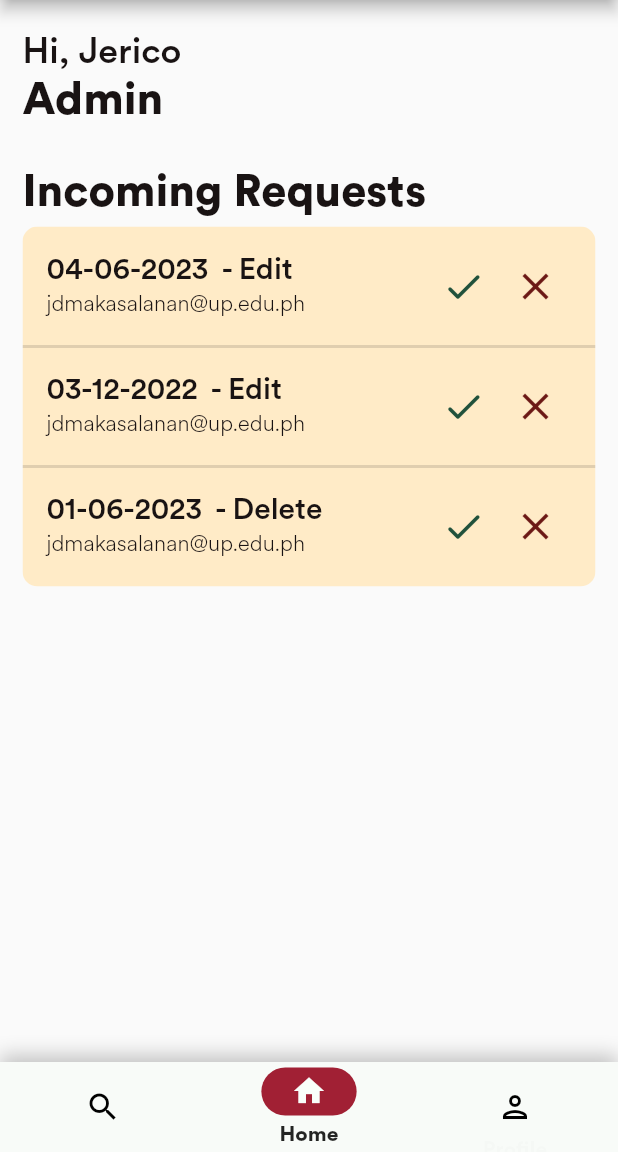
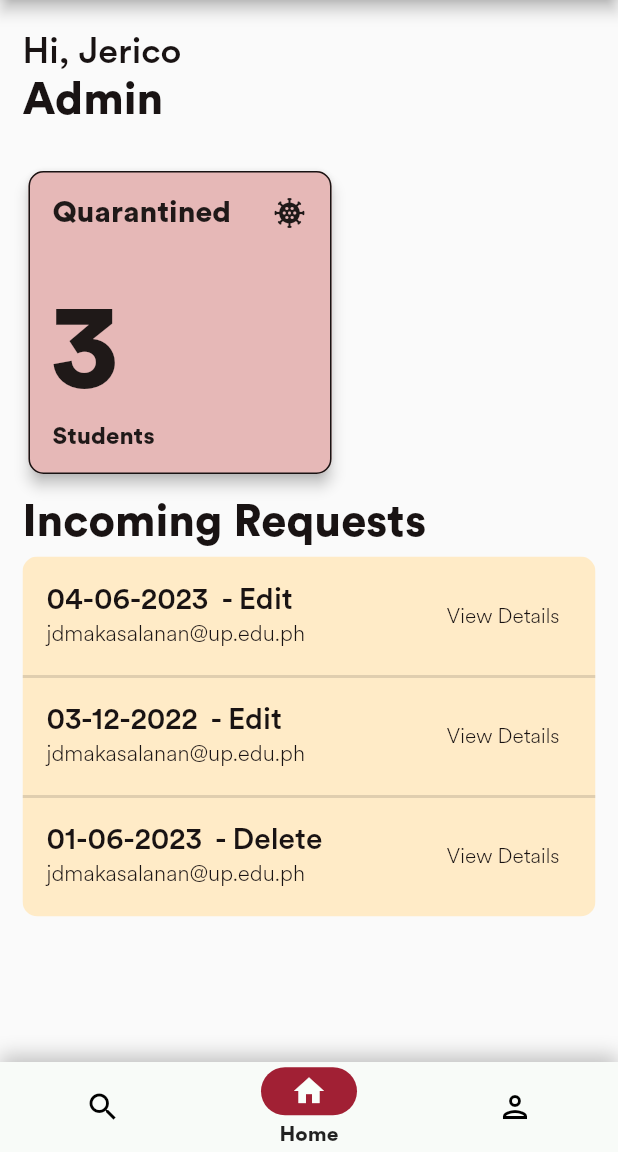
Before and after one commit to jaungos/ohmsim, a Flutter app: the screen it shows after launch, swiped to page 2, on a phone screen of 412 x 824 dp, the part 84-1236 px from its top. Run offline on Flutter 3.47's test engine with Material 2 defaults, Android fonts, the phone set to English and light mode, and no system bars; our stand-ins replace cloud_firestore, firebase_auth, firebase_core; accounts and stored records are empty.

Commit message:
UI: revised the layout of the admin home page

```diff
--- a/ohmsim/lib/screens/admin/adminhomepage.dart
+++ b/ohmsim/lib/screens/admin/adminhomepage.dart
@@ -9,6 +9,7 @@ class AdminHomePage extends StatefulWidget {
 }
 
 class AdminHomePageState extends State<AdminHomePage> {
+  // =================== HARD CODED VALUES ONLY ===================
   final Map<String, dynamic> sample = {
     'name': 'Jerico',
     'privilege': 'Admin',
@@ -37,6 +38,12 @@ class AdminHomePageState extends State<AdminHomePage> {
       },
     ],
   };
+
+  final List<String> quarantinedStudents = [
+    'jaungos@up.edu.ph',
+    'jlaungos@up.edu.ph',
+    'juanmakasalanan@up.edu.ph',
+  ];
   // ==============================================================
 
   // @TODO: have a provider method to get the needed data from the database
@@ -47,6 +54,7 @@ class AdminHomePageState extends State<AdminHomePage> {
       child: Column(
         children: [
           adminHeader(),
+          quarantineCounter(),
           editDeleteRequestsHeader(),
           editDeleteRequests(),
         ],
@@ -91,6 +99,77 @@ class AdminHomePageState extends State<AdminHomePage> {
             ),
           ],
         ),
+      ),
+    );
+  }
+
+  // Widget for the tracker of the number of students in quarantine
+  Widget quarantineCounter() {
+    return Padding(
+      padding: const EdgeInsets.fromLTRB(15, 5, 15, 5),
+      child: Row(
+        mainAxisAlignment: MainAxisAlignment.start,
+        children: [
+          SizedBox(
+            width: 210,
+            height: 210,
+            child: Card(
+              shape: RoundedRectangleBorder(
+                borderRadius: BorderRadius.circular(10),
+                side: const BorderSide(
+                  color: Color(0xFF191313),
+                  width: 1.0,
+                ),
+              ),
+              color: const Color(0xFFe6b8b7),
+              elevation: 4, // Add elevation for the shadow effect
+              shadowColor: Colors.grey[400], // Set the shadow color
+              child: Padding(
+                padding: const EdgeInsets.fromLTRB(16, 16, 16, 16),
+                child: Column(
+                  mainAxisAlignment: MainAxisAlignment.spaceBetween,
+                  crossAxisAlignment: CrossAxisAlignment.start,
+                  children: [
+                    Row(
+                      mainAxisAlignment: MainAxisAlignment.spaceBetween,
+                      children: const [
+                        Text(
+                          'Quarantined',
+                          style: TextStyle(
+                            fontSize: 20,
+                            fontWeight: FontWeight.bold,
+                          ),
+                        ),
+                        Icon(Icons.coronavirus),
+                      ],
+                    ),
+                    const SizedBox(height: 10),
+                    Column(
+                      mainAxisAlignment: MainAxisAlignment.center,
+                      crossAxisAlignment: CrossAxisAlignment.start,
+                      children: [
+                        Text(
+                          '${quarantinedStudents.length}',
+                          style: const TextStyle(
+                            fontSize: 80,
+                            fontWeight: FontWeight.w700,
+                          ),
+                        ),
+                        const Text(
+                          'Students',
+                          style: TextStyle(
+                            fontSize: 16,
+                            fontWeight: FontWeight.w700,
+                          ),
+                        ),
+                      ],
+                    ),
+                  ],
+                ),
+              ),
+            ),
+          ),
+        ],
       ),
     );
   }
@@ -170,26 +249,46 @@ class AdminHomePageState extends State<AdminHomePage> {
                               mainAxisAlignment: MainAxisAlignment.end,
                               crossAxisAlignment: CrossAxisAlignment.center,
                               children: [
-                                // @TODO: Replace the IconButtons with a single TextButton of View Details
-                                IconButton(
-                                  icon: const Icon(
-                                    Icons.check_rounded,
-                                    size: 30,
-                                    color: Color(0xFF21523c),
+                                TextButton(
+                                  onPressed: () {
+                                    showDialog(
+                                      context: context,
+                                      builder: (BuildContext context) {
+                                        return RequestModalForm(
+                                          date: sample['requests'][index]
+                                              ['date'],
+                                          email: sample['requests'][index]
+                                              ['email'],
+                                          status: sample['requests'][index]
+                                              ['status'],
+                                          isEditRequest: sample['requests']
+                                                      [index]['type'] ==
+                                                  'Edit'
+                                              ? true
+                                              : false,
+                                          newSymptoms: sample['requests'][index]
+                                                      ['type'] ==
+                                                  'Edit'
+                                              ? sample['requests'][index]
+                                                  ['symptoms']
+                                              : null,
+                                          exposure: sample['requests'][index]
+                                                      ['type'] ==
+                                                  'Edit'
+                                              ? sample['requests'][index]
+                                                  ['closeContact']
+                                              : null,
+                                        );
+                                      },
+                                    );
+                                  },
+                                  child: const Text(
+                                    'View Details',
+                                    style: TextStyle(
+                                      color: Color(0xFF191313),
+                                      fontWeight: FontWeight.w300,
+                                    ),
                                   ),
-                                  onPressed: () {
-                                    // @TODO: implement approve request
-                                  },
-                                ),
-                                IconButton(
-                                  icon: const Icon(
-                                    Icons.close_sharp,
-                                    size: 30,
-                                    color: Color(0xFF6c1915),
-                                  ),
-                                  onPressed: () {
-                                    // @TODO: implement deny request
-                                  },
                                 ),
                               ],
                             ),
--- a/ohmsim/lib/screens/admin/adminview.dart
+++ b/ohmsim/lib/screens/admin/adminview.dart
@@ -13,8 +13,8 @@ class AdminView extends StatefulWidget {
 }
 
 class AdminViewState extends State<AdminView> {
-  int index = 2;
-  final PageController _pageController = PageController(initialPage: 2);
+  int index = 1;
+  final PageController _pageController = PageController(initialPage: 1);
   final screens = [
     // @TODO: For the search, just follow a guide in youtube
     AdminHomePage(),
```
